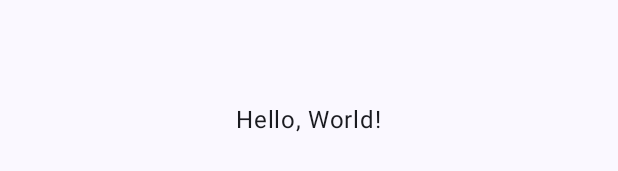
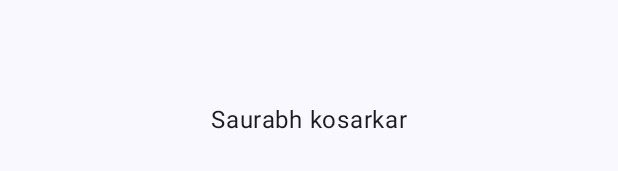
Before and after one commit to abhi7varshi/chef-in-home, an Android app built with Jetpack Compose: the @Preview function GreetingPreview, on a phone screen of 412 x 824 dp. Shown: the part 546-717 px from the top of the screen. Run offline under Robolectric (Android 15) with nearby library versions, the phone set to English and light mode, and no system bars; our stand-ins replace Dagger/Hilt's generated code.

Commit message:
lelo bhai....💦💦

```diff
--- a/DeliveryApp/app/src/main/java/com/example/deliveryapp/MainActivity.kt
+++ b/DeliveryApp/app/src/main/java/com/example/deliveryapp/MainActivity.kt
@@ -45,7 +45,7 @@ fun HomeScreen() {
                 .fillMaxSize(),
             contentAlignment = Alignment.Center
         ) {
-            Text("Hello, World!")
+            Text("Saurabh kosarkar")
         }
     }
 }
```
Also changed, not shown: DeliveryApp/gradle/wrapper/gradle-wrapper.properties.
